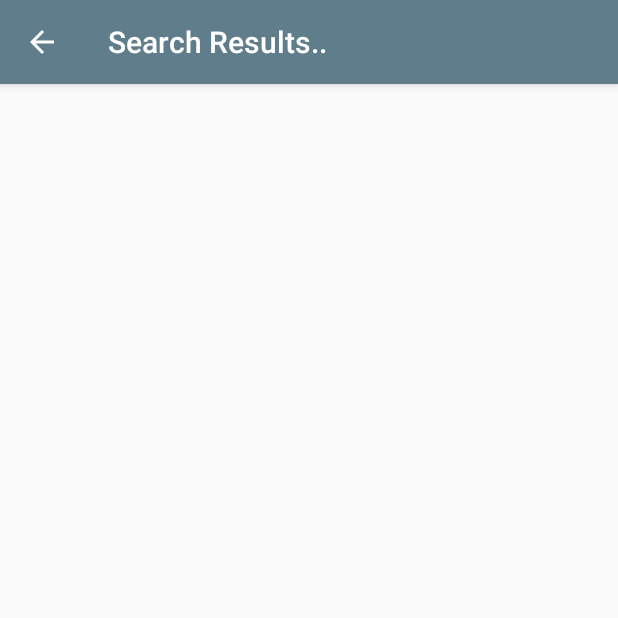
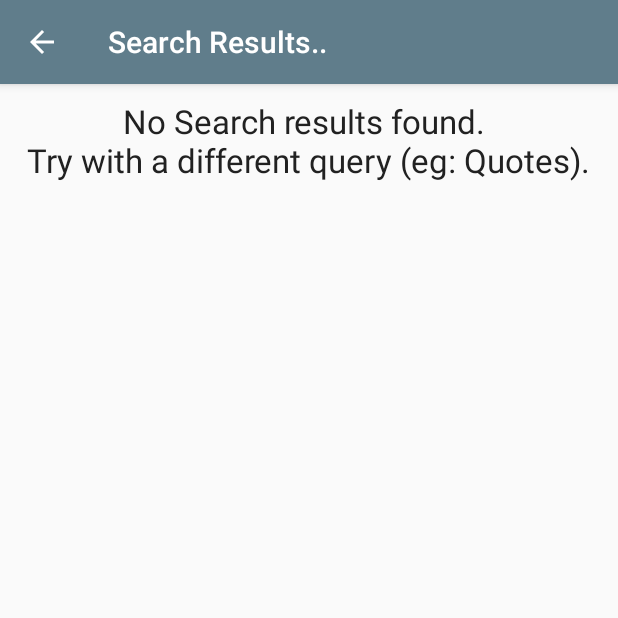
Before and after one commit to DeepakVadgama/Capstone-Project, an Android app: the SearchActivity screen opened directly, with no data from a screen before it, on a phone screen of 412 x 824 dp, the top half of it. Run offline under Robolectric (Android 15) with nearby library versions, the phone set to English and light mode, and no system bars; libraries missing offline, so code that uses them is left out: com.like; pictures from the network do not load.

Commit message:
Alerts for No Favorites, No Search Results, No Internet, No data etc

```diff
--- a/app/src/main/AndroidManifest.xml
+++ b/app/src/main/AndroidManifest.xml
@@ -4,6 +4,7 @@
 
     <!-- This permission is necessary in order to perform network access. -->
     <uses-permission android:name="android.permission.INTERNET"/>
+    <uses-permission android:name="android.permission.ACCESS_NETWORK_STATE"/>
 
     <!-- Permissions required by the sync adapter -->
     <uses-permission android:name="android.permission.READ_SYNC_SETTINGS"/>
--- a/app/src/main/java/com/deepakvadgama/radhekrishnabhakti/BaseActivity.java
+++ b/app/src/main/java/com/deepakvadgama/radhekrishnabhakti/BaseActivity.java
@@ -1,15 +1,22 @@
 package com.deepakvadgama.radhekrishnabhakti;
 
 import android.content.Intent;
+import android.database.Cursor;
 import android.net.Uri;
+import android.support.v4.content.Loader;
 import android.support.v4.widget.SwipeRefreshLayout;
 import android.support.v7.app.ActionBar;
 import android.support.v7.app.AppCompatActivity;
 import android.support.v7.widget.Toolbar;
 import android.util.Log;
 import android.view.MenuItem;
+import android.view.View;
+import android.widget.ListView;
+import android.widget.ProgressBar;
+import android.widget.TextView;
 
 import com.deepakvadgama.radhekrishnabhakti.sync.ContentSyncAdapter;
+import com.deepakvadgama.radhekrishnabhakti.util.ConnectionUtil;
 import com.deepakvadgama.radhekrishnabhakti.util.PreferenceUtil;
 import com.google.android.gms.auth.api.Auth;
 import com.google.android.gms.auth.api.signin.GoogleSignInAccount;
@@ -25,6 +32,9 @@ public class BaseActivity extends AppCompatActivity implements GoogleApiClient.O
     private GoogleApiClient mGoogleApiClient;
     private static final int REQUEST_CODE = 10;
     private SwipeRefreshLayout mySwipeRefreshLayout;
+    protected ContentAdapter mContentAdapter;
+    protected int mPosition = ListView.INVALID_POSITION;
+    protected ListView mListView;
 
     protected void setToolbar() {
 
@@ -112,10 +122,49 @@ public class BaseActivity extends AppCompatActivity implements GoogleApiClient.O
     private void syncData() {
         ContentSyncAdapter.syncImmediately(this);
         mySwipeRefreshLayout.setRefreshing(false);
+        updateEmptyView();
     }
 
     @Override
     public void onRefresh() {
         syncData();
     }
+
+    protected void updateEmptyView() {
+        TextView tv = (TextView) findViewById(R.id.empty_list_view_text);
+        View view = findViewById(R.id.empty_list_view);
+        if (mContentAdapter.getCount() == 0) {
+            if (this instanceof FavoritesActivity) {
+                tv.setText(R.string.no_favorites_string);
+            } else if (this instanceof SearchActivity) {
+                tv.setText(R.string.no_search_results_string);
+            } else if (this instanceof MainActivity && !ConnectionUtil.isNetworkAvailable(this)) {
+                tv.setText(R.string.internet_not_working_string);
+            } else if (this instanceof MainActivity) {
+                tv.setText(R.string.connection_to_server_failed_string);
+            }
+            view.setVisibility(View.VISIBLE);
+        } else {
+            view.setVisibility(View.GONE);
+        }
+    }
+
+    protected void onLoadFinished(Loader<Cursor> loader, Cursor cursor) {
+        stopProgressBar();
+        mContentAdapter.swapCursor(cursor);
+        if (mPosition != ListView.INVALID_POSITION) {
+            mListView.smoothScrollToPosition(mPosition);
+        }
+        updateEmptyView();
+    }
+
+    protected void showProgressBar() {
+        ProgressBar pb = (ProgressBar) findViewById(R.id.progress_bar);
+        pb.setVisibility(ProgressBar.VISIBLE);
+    }
+
+    protected void stopProgressBar() {
+        ProgressBar pb = (ProgressBar) findViewById(R.id.progress_bar);
+        pb.setVisibility(ProgressBar.GONE);
+    }
 }
--- a/app/src/main/java/com/deepakvadgama/radhekrishnabhakti/FavoritesActivity.java
+++ b/app/src/main/java/com/deepakvadgama/radhekrishnabhakti/FavoritesActivity.java
@@ -23,9 +23,6 @@ public class FavoritesActivity extends BaseActivity implements LoaderManager.Loa
 
     private static final String SELECTED_KEY = "selected_position";
     private static final int CONTENT_LOADER = 1;
-    private ContentAdapter mContentAdapter;
-    private int mPosition = ListView.INVALID_POSITION;
-    private ListView mListView;
 
     @Override
     protected void onCreate(Bundle savedInstanceState) {
@@ -78,6 +75,7 @@ public class FavoritesActivity extends BaseActivity implements LoaderManager.Loa
     @Override
     public Loader<Cursor> onCreateLoader(int id, Bundle args) {
 
+        showProgressBar();
         // Since activity uses only 1 loader, we are not using id/LOADER_ID
         return new CursorLoader(this,
                 DatabaseContract.ContentEntry.CONTENT_URI,
@@ -89,10 +87,7 @@ public class FavoritesActivity extends BaseActivity implements LoaderManager.Loa
 
     @Override
     public void onLoadFinished(Loader<Cursor> loader, Cursor cursor) {
-        mContentAdapter.swapCursor(cursor);
-        if (mPosition != ListView.INVALID_POSITION) {
-            mListView.smoothScrollToPosition(mPosition);
-        }
+        super.onLoadFinished(loader, cursor);
     }
 
     @Override
--- a/app/src/main/java/com/deepakvadgama/radhekrishnabhakti/MainActivity.java
+++ b/app/src/main/java/com/deepakvadgama/radhekrishnabhakti/MainActivity.java
@@ -38,10 +38,6 @@ public class MainActivity extends BaseActivity implements LoaderManager.LoaderCa
     private static final int CONTENT_LOADER = 0;
     private static final int REQUEST_CODE = 10;
     public static final String ARG_ITEM = "CONTENT_ITEM";
-    private ContentAdapter mContentAdapter;
-    private LoaderManager.LoaderCallbacks<Cursor> mCallbacks;
-    private int mPosition = ListView.INVALID_POSITION;
-    private ListView mListView;
 
     @Override
     protected void onCreate(Bundle savedInstanceState) {
@@ -144,6 +140,8 @@ public class MainActivity extends BaseActivity implements LoaderManager.LoaderCa
     @Override
     public Loader<Cursor> onCreateLoader(int id, Bundle args) {
 
+        showProgressBar();
+
         // Since activity uses only 1 loader, we are not using id/LOADER_ID
         return new CursorLoader(this,
                 DatabaseContract.ContentEntry.CONTENT_URI,
@@ -153,12 +151,10 @@ public class MainActivity extends BaseActivity implements LoaderManager.LoaderCa
                 null);
     }
 
+
     @Override
     public void onLoadFinished(Loader<Cursor> loader, Cursor cursor) {
-        mContentAdapter.swapCursor(cursor);
-        if (mPosition != ListView.INVALID_POSITION) {
-            mListView.smoothScrollToPosition(mPosition);
-        }
+        super.onLoadFinished(loader, cursor);
 
         // If Activity is triggered from Notification or Widget, open details screen.
         if (getIntent().getParcelableExtra(ARG_ITEM) != null) {
--- a/app/src/main/java/com/deepakvadgama/radhekrishnabhakti/SearchActivity.java
+++ b/app/src/main/java/com/deepakvadgama/radhekrishnabhakti/SearchActivity.java
@@ -25,9 +25,6 @@ public class SearchActivity extends BaseActivity implements LoaderManager.Loader
 
     private static final String SELECTED_KEY = "selected_position";
     private static final int CONTENT_LOADER = 2;
-    private ContentAdapter mContentAdapter;
-    private int mPosition = ListView.INVALID_POSITION;
-    private ListView mListView;
     private String mQuery;
 
     @Override
@@ -99,6 +96,7 @@ public class SearchActivity extends BaseActivity implements LoaderManager.Loader
     @Override
     public Loader<Cursor> onCreateLoader(int id, Bundle args) {
 
+        showProgressBar();
         // Since activity uses only 1 loader, we are not using id/LOADER_ID
         return new CursorLoader(this,
                 DatabaseContract.ContentEntry.buildContentSearchWithAny(mQuery),
@@ -110,10 +108,7 @@ public class SearchActivity extends BaseActivity implements LoaderManager.Loader
 
     @Override
     public void onLoadFinished(Loader<Cursor> loader, Cursor cursor) {
-        mContentAdapter.swapCursor(cursor);
-        if (mPosition != ListView.INVALID_POSITION) {
-            mListView.smoothScrollToPosition(mPosition);
-        }
+        super.onLoadFinished(loader, cursor);
     }
 
     @Override
--- /dev/null
+++ b/app/src/main/java/com/deepakvadgama/radhekrishnabhakti/util/ConnectionUtil.java
@@ -0,0 +1,23 @@
+package com.deepakvadgama.radhekrishnabhakti.util;
+
+import android.content.Context;
+import android.net.ConnectivityManager;
+import android.net.NetworkInfo;
+
+public class ConnectionUtil {
+
+    /**
+     * Returns true if the network is available or about to become available.
+     *
+     * @param c Context used to get the ConnectivityManager
+     * @return true if the network is available
+     */
+    static public boolean isNetworkAvailable(Context c) {
+        ConnectivityManager cm =
+                (ConnectivityManager) c.getSystemService(Context.CONNECTIVITY_SERVICE);
+
+        NetworkInfo activeNetwork = cm.getActiveNetworkInfo();
+        return activeNetwork != null &&
+                activeNetwork.isConnectedOrConnecting();
+    }
+}
--- /dev/null
+++ b/app/src/main/res/drawable/ic_error_outline_black_24dp.xml
@@ -0,0 +1,9 @@
+<vector xmlns:android="http://schemas.android.com/apk/res/android"
+        android:width="24dp"
+        android:height="24dp"
+        android:viewportWidth="24.0"
+        android:viewportHeight="24.0">
+    <path
+        android:fillColor="#222"
+        android:pathData="M11,15h2v2h-2zM11,7h2v6h-2zM11.99,2C6.47,2 2,6.48 2,12s4.47,10 9.99,10C17.52,22 22,17.52 22,12S17.52,2 11.99,2zM12,20c-4.42,0 -8,-3.58 -8,-8s3.58,-8 8,-8 8,3.58 8,8 -3.58,8 -8,8z"/>
+</vector>
--- a/app/src/main/res/layout/activity_item_list.xml
+++ b/app/src/main/res/layout/activity_item_list.xml
@@ -24,8 +24,8 @@
     </android.support.design.widget.AppBarLayout>
 
     <android.support.v4.widget.SwipeRefreshLayout
+        android:id="@+id/swipe_refresh"
         xmlns:android="http://schemas.android.com/apk/res/android"
-        android:id="@+id/swipe_refresh"
         android:layout_width="match_parent"
         android:layout_height="match_parent"
         app:layout_behavior="@string/appbar_scrolling_view_behavior">
@@ -34,4 +34,53 @@
 
     </android.support.v4.widget.SwipeRefreshLayout>
 
+    <LinearLayout
+        android:id="@+id/empty_list_view"
+        android:layout_width="wrap_content"
+        android:layout_height="wrap_content"
+        android:layout_gravity="center_horizontal"
+        android:orientation="vertical"
+        >
+
+        <ImageView
+            android:layout_width="50dp"
+            android:layout_height="50dp"
+            android:layout_gravity="center_horizontal"
+            android:scaleType="fitXY"
+            android:foregroundGravity="center_horizontal"
+            android:contentDescription="@string/cd_alert_image"
+            android:src="@drawable/ic_error_outline_black_24dp"/>
+
+        <TextView
+            android:id="@+id/empty_list_view_text"
+            android:layout_width="wrap_content"
+            android:layout_height="wrap_content"
+            android:layout_gravity="center_horizontal"
+            android:gravity="center_horizontal"
+            android:paddingBottom="@dimen/activity_vertical_margin"
+            android:paddingEnd="@dimen/activity_horizontal_margin"
+            android:paddingLeft="@dimen/activity_horizontal_margin"
+            android:paddingRight="@dimen/activity_horizontal_margin"
+            android:paddingStart="@dimen/activity_horizontal_margin"
+            android:paddingTop="@dimen/activity_vertical_margin"
+            android:textColor="@color/primary_text"
+            android:textSize="@dimen/text_secondary_large"
+            tools:text="@string/empty_list"
+            />
+
+    </LinearLayout>
+
+
+    <ProgressBar
+        android:id="@+id/progress_bar"
+        style="@android:style/Widget.ProgressBar.Large"
+        android:layout_width="wrap_content"
+        android:layout_height="wrap_content"
+        android:layout_alignParentBottom="true"
+        android:layout_gravity="center_horizontal"
+        android:gravity="center_horizontal"
+        android:indeterminate="true"
+        android:visibility="visible"
+        />
+
 </android.support.design.widget.CoordinatorLayout>
--- a/app/src/main/res/values/dimens.xml
+++ b/app/src/main/res/values/dimens.xml
@@ -25,6 +25,7 @@ http://developer.android.com/guide/topics/appwidgets/index.html#CreatingLayout
     <dimen name="title_top_padding">16dp</dimen>
     <dimen name="text_secondary">16sp</dimen>
     <dimen name="text_secondary_medium">18sp</dimen>
+    <dimen name="text_secondary_large">22sp</dimen>
     <dimen name="like_button_dimen">50dp</dimen>
 
 
--- a/app/src/main/res/values/strings.xml
+++ b/app/src/main/res/values/strings.xml
@@ -92,4 +92,10 @@
     <string name="about_page_image_url">https://storage.googleapis.com/radhekrishna/radha-krishna-love.jpg</string>
     <string name="menu_refresh">Refresh</string>
     <string name="title_widget">Spiritual Quotes</string>
+    <string name="empty_list">No items found</string>
+    <string name="no_favorites_string">"No Favorites added yet. "</string>
+    <string name="no_search_results_string">No Search results found. \nTry with a different query (eg: Quotes).</string>
+    <string name="internet_not_working_string">Internet not working. \nPlease check your connection and try again</string>
+    <string name="connection_to_server_failed_string">Unable to fetch data. \nPlease try again later.</string>
+    <string name="cd_alert_image">Alert Image</string>
 </resources>
```
